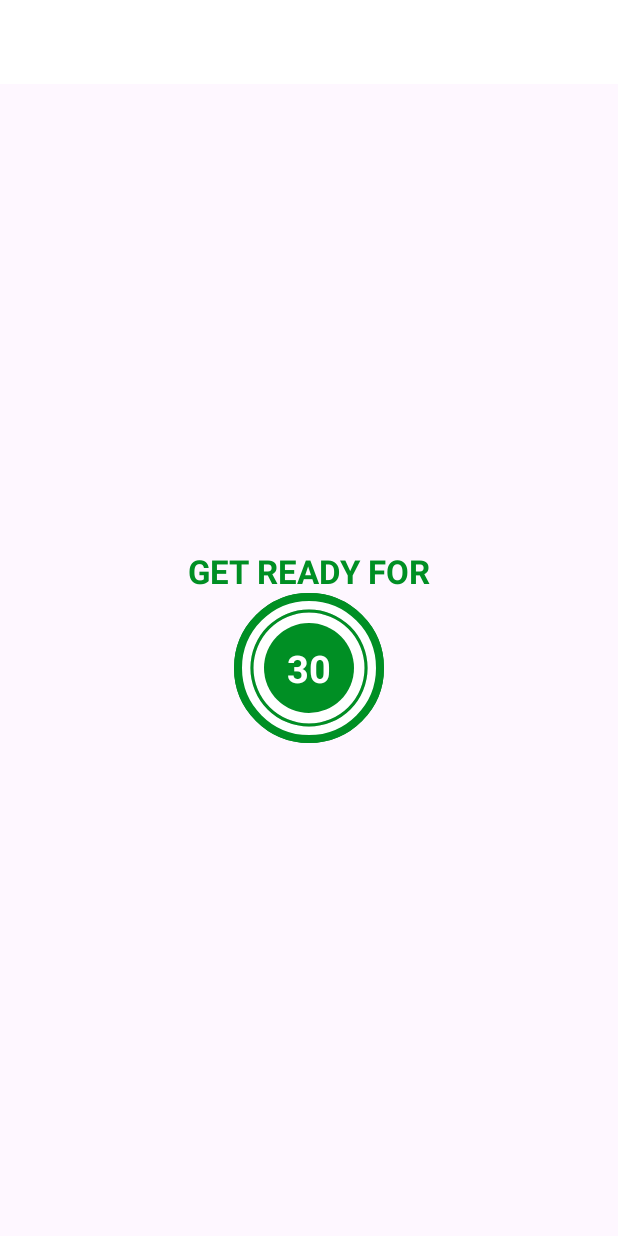
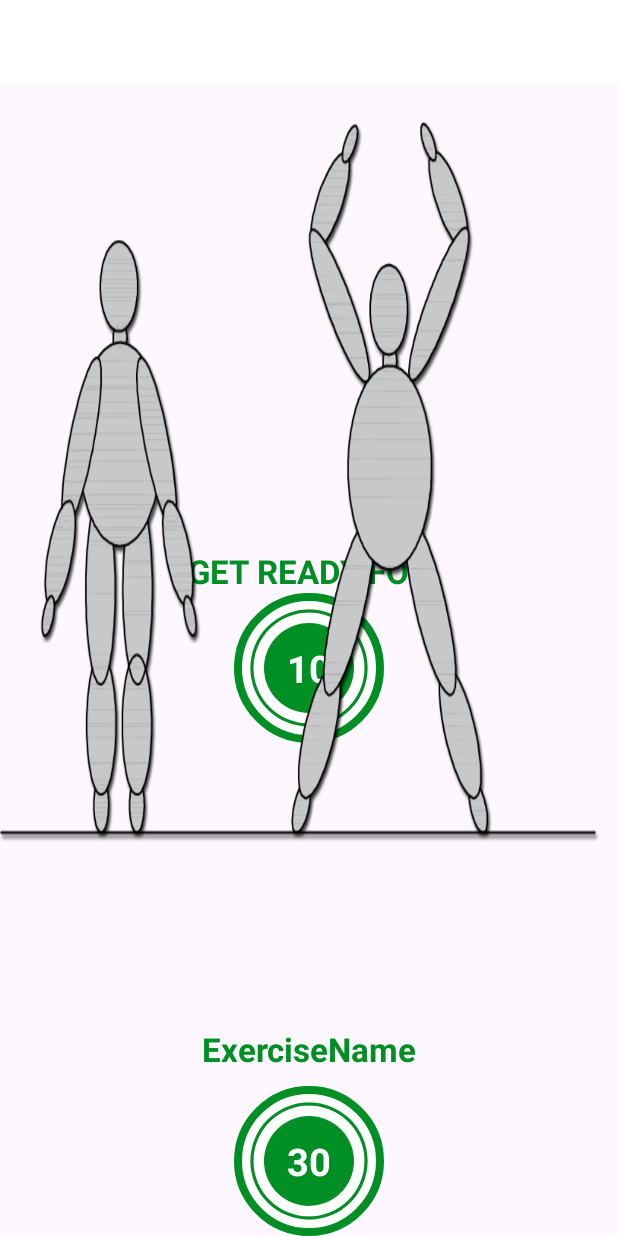
Before and after one commit to dinesh-nd-kumar/WorkOut-Application, an Android app: the layout activity_exercise.xml on its own in the app's theme, with its tools: preview values and no code run, on a phone screen of 412 x 824 dp. Run offline under Robolectric (Android 15) with nearby library versions, the phone set to English and light mode, and no system bars.

Commit message:
two timers complited wwith image changes

```diff
--- a/app/src/main/res/layout/activity_exercise.xml
+++ b/app/src/main/res/layout/activity_exercise.xml
@@ -25,12 +25,12 @@
         android:textColor="@color/colorAccent"
         android:textSize="22sp"
         android:textStyle="bold"
-        app:layout_constraintBottom_toTopOf="@id/flProgressbar"
+        app:layout_constraintBottom_toTopOf="@id/flRestView"
         app:layout_constraintEnd_toEndOf="parent"
         app:layout_constraintStart_toStartOf="parent" />
 
     <FrameLayout
-        android:id="@+id/flProgressbar"
+        android:id="@+id/flRestView"
         android:layout_width="100dp"
         android:layout_height="100dp"
         android:layout_marginTop="10dp"
@@ -70,6 +70,29 @@
                 />
         </LinearLayout>
     </FrameLayout>
+    <ImageView
+        android:id="@+id/ivImage"
+        android:layout_width="match_parent"
+        android:layout_height="0dp"
+        android:scaleType="fitXY"
+        android:src="@drawable/ic_jumping_jacks"
+        app:layout_constraintBottom_toTopOf="@id/tvExerciseName"
+        app:layout_constraintTop_toBottomOf="@id/toolbar"
+        />
+    <TextView
+        android:id="@+id/tvExerciseName"
+        android:layout_width="wrap_content"
+        android:layout_height="wrap_content"
+        android:text="ExerciseName"
+        android:textColor="@color/colorAccent"
+        android:textSize="22sp"
+        android:textStyle="bold"
+        android:visibility="gone"
+        tools:visibility="visible"
+        app:layout_constraintEnd_toEndOf="parent"
+        app:layout_constraintStart_toStartOf="parent"
+        app:layout_constraintTop_toBottomOf="@id/ivImage"
+        />
 
     <FrameLayout
         android:id="@+id/flExerciseView"
@@ -82,7 +105,7 @@
         app:layout_constraintBottom_toBottomOf="parent"
         app:layout_constraintEnd_toEndOf="parent"
         app:layout_constraintStart_toStartOf="parent"
-        app:layout_constraintTop_toBottomOf="@id/toolbar"
+        app:layout_constraintTop_toBottomOf="@id/tvExerciseName"
         >
         <ProgressBar
             android:id="@+id/progressbarEx"
--- a/app/src/main/res/layout/activity_main.xml
+++ b/app/src/main/res/layout/activity_main.xml
@@ -12,6 +12,7 @@
         android:id="@+id/myImageView"
         android:layout_width="match_parent"
         android:layout_height="220dp"
+        android:src="@drawable/img_main_page"
         app:layout_constraintBottom_toTopOf="@+id/flStart"
         app:layout_constraintTop_toTopOf="parent" />
 
```
Also changed, not shown: app/src/main/java/com/dineshdk/workoutapplication/Constants.kt (added, +76 -0 lines), app/src/main/java/com/dineshdk/workoutapplication/Exercise.kt (added, +46 -0 lines), app/src/main/java/com/dineshdk/workoutapplication/ExerciseActivity.kt (+33 -6 lines), app/src/main/res/drawable/ic_abdominal_crunch.png (added), app/src/main/res/drawable/ic_high_knees_running_in_place.png (added), app/src/main/res/drawable/ic_jumping_jacks.png (added), app/src/main/res/drawable/ic_lunge.png (added), app/src/main/res/drawable/ic_plank.png (added), app/src/main/res/drawable/ic_push_up.png (added), app/src/main/res/drawable/ic_push_up_and_rotation.png (added), app/src/main/res/drawable/ic_side_plank.png (added), app/src/main/res/drawable/ic_squat.png (added), app/src/main/res/drawable/ic_step_up_onto_chair.png (added), app/src/main/res/drawable/ic_triceps_dip_on_chair.png (added), 2 more files.
